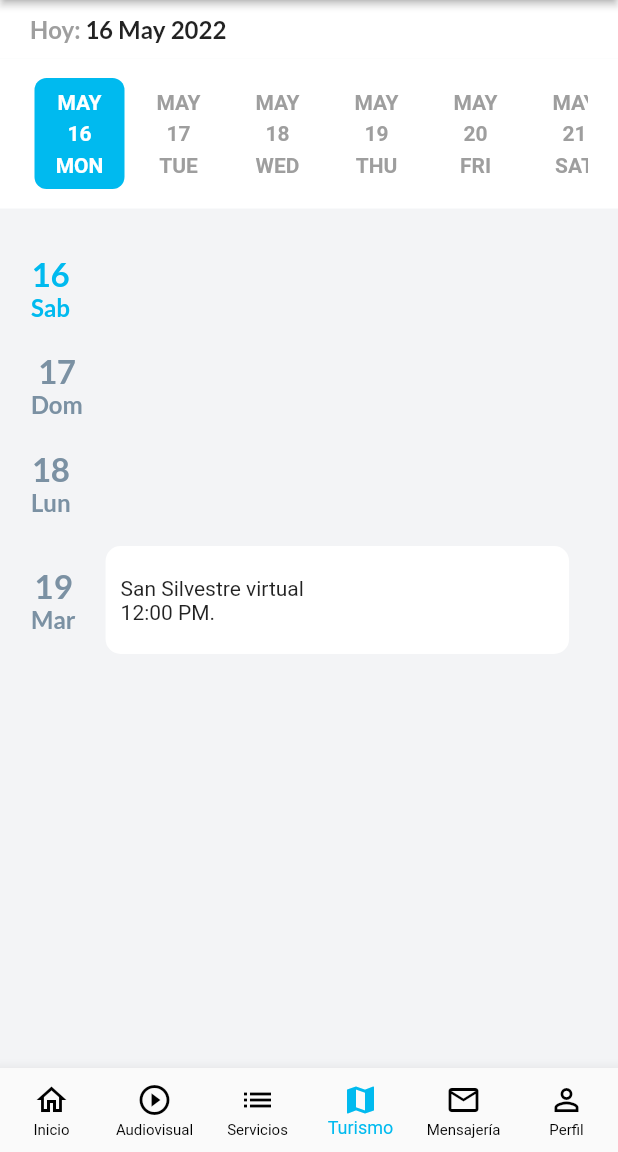
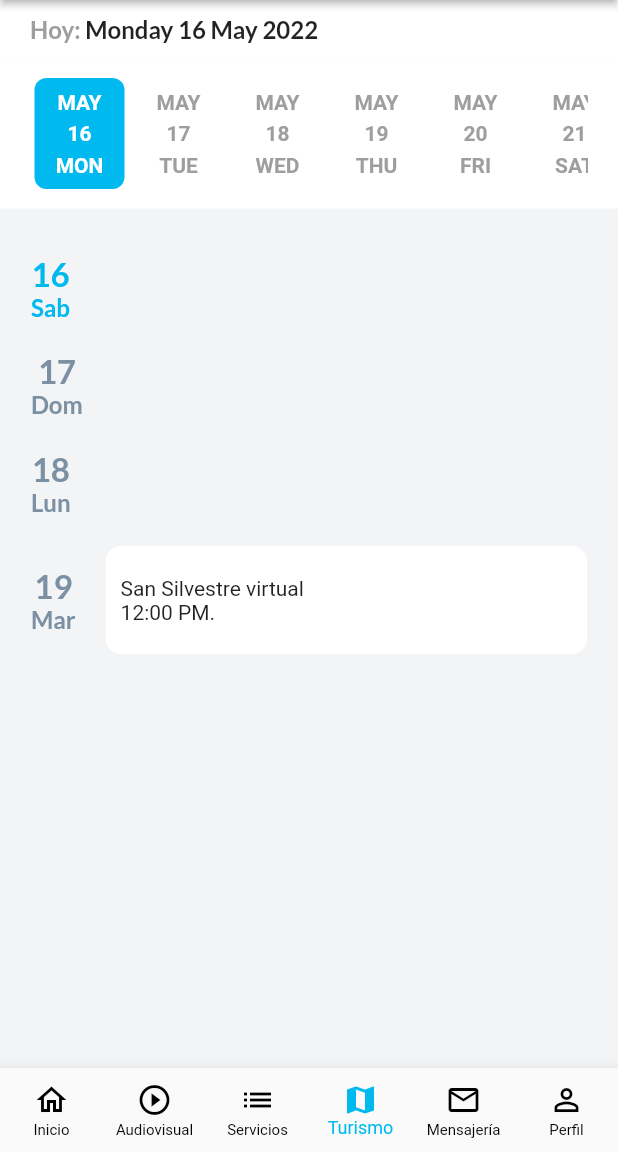
Before and after one commit to IGRTECGITHUBGENERAL/appciona, a Flutter app: the screen it shows after launch, item 4 of the bottom bar chosen, on a phone screen of 412 x 824 dp, the part 84-1236 px from its top. Run offline on Flutter 3.47's test engine with Material 2 defaults, Android fonts, the light colour scheme and no system bars; drawn by our look-alikes of date_picker_timeline; our stand-ins replace date_format, google_fonts.

Commit message:
Cambio de formateador de fechas

```diff
--- a/appciona/lib/pages/agenda_page.dart
+++ b/appciona/lib/pages/agenda_page.dart
@@ -1,7 +1,7 @@
+import 'package:date_format/date_format.dart';
 import 'package:date_picker_timeline/date_picker_timeline.dart';
 import 'package:flutter/material.dart';
 import 'package:google_fonts/google_fonts.dart';
-import 'package:intl/intl.dart';
 
 class AgendaPage extends StatefulWidget {
   const AgendaPage({Key? key}) : super(key: key);
@@ -28,8 +28,9 @@ class _AgendaPageState extends State<AgendaPage> {
             ),
             _agendaPerDia(
               size,
-              DateFormat.d().format(
+              formatDate(
                 DateTime.now(),
+                [dd],
               ),
               'Sab',
               '',
@@ -37,12 +38,11 @@ class _AgendaPageState extends State<AgendaPage> {
             ),
             _agendaPerDia(
               size,
-              DateFormat.d().format(
+              formatDate(
                 DateTime.now().add(
-                  const Duration(
-                    days: 1,
+                  const Duration(days: 1),
                 ),
-                ),
+                [dd],
               ),
               'Dom',
               '',
@@ -50,12 +50,11 @@ class _AgendaPageState extends State<AgendaPage> {
             ),
             _agendaPerDia(
               size,
-              DateFormat.d().format(
+              formatDate(
                 DateTime.now().add(
-                  const Duration(
-                    days: 2,
+                  const Duration(days: 2),
                 ),
-                ),
+                [dd],
               ),
               'Lun',
               '',
@@ -63,12 +62,11 @@ class _AgendaPageState extends State<AgendaPage> {
             ),
             _agendaPerDia(
               size,
-              DateFormat.d().format(
+              formatDate(
                 DateTime.now().add(
-                  const Duration(
-                    days: 3,
+                  const Duration(days: 3),
                 ),
-                ),
+                [dd],
               ),
               'Mar',
               'San Silvestre virtual',
@@ -129,15 +127,16 @@ class _AgendaPageState extends State<AgendaPage> {
               ),
             ],
           ),
-          Container(
-            width: size.width * 0.75,
+          Expanded(
+            child: Container(
               padding: const EdgeInsets.symmetric(
                 vertical: 20,
                 horizontal: 10,
               ),
               decoration: BoxDecoration(
-              color:
-                  actividad.isNotEmpty ? Colors.white : const Color(0XFFF3F4F6),
+                color: actividad.isNotEmpty
+                    ? Colors.white
+                    : const Color(0XFFF3F4F6),
                 borderRadius: const BorderRadius.all(
                   Radius.circular(10),
                 ),
@@ -151,6 +150,7 @@ class _AgendaPageState extends State<AgendaPage> {
                       ],
                     )
                   : const SizedBox.shrink(),
+            ),
           ),
         ],
       ),
@@ -207,32 +207,9 @@ class _AgendaPageState extends State<AgendaPage> {
             ),
           ),
           Text(
-            DateFormat.d().format(
+            formatDate(
               DateTime.now(),
-            ),
-            style: GoogleFonts.lato(
-              textStyle: const TextStyle(
-                fontSize: 16,
-                fontWeight: FontWeight.bold,
-              ),
-            ),
-          ),
-          const Text(' '),
-          Text(
-            DateFormat.MMMM().format(
-              DateTime.now(),
-            ),
-            style: GoogleFonts.lato(
-              textStyle: const TextStyle(
-                fontSize: 16,
-                fontWeight: FontWeight.bold,
-              ),
-            ),
-          ),
-          const Text(' '),
-          Text(
-            DateFormat.y().format(
-              DateTime.now(),
+              [DD, " ", dd, " ", MM, " ", yyyy],
             ),
             style: GoogleFonts.lato(
               textStyle: const TextStyle(
--- a/appciona/pubspec.yaml
+++ b/appciona/pubspec.yaml
@@ -36,8 +36,8 @@ dependencies:
   # Use with the CupertinoIcons class for iOS style icons.
   cupertino_icons: ^1.0.2
   google_fonts: ^2.3.2
-  intl: ^0.17.0
   date_picker_timeline: ^1.2.3
+  date_format: ^2.0.6
 
 dev_dependencies:
   flutter_test:
```
Also changed, not shown: appciona/lib/pages/inicio.dart (+41 -4 lines). Lines whose indentation alone changed are shown as unchanged.
